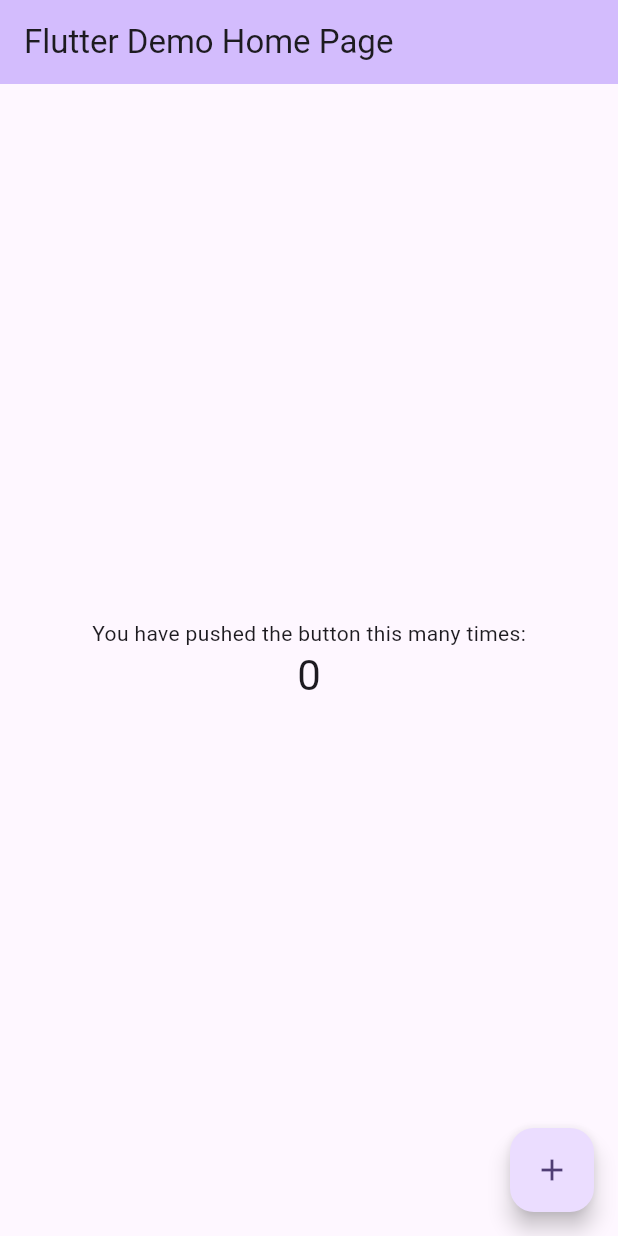
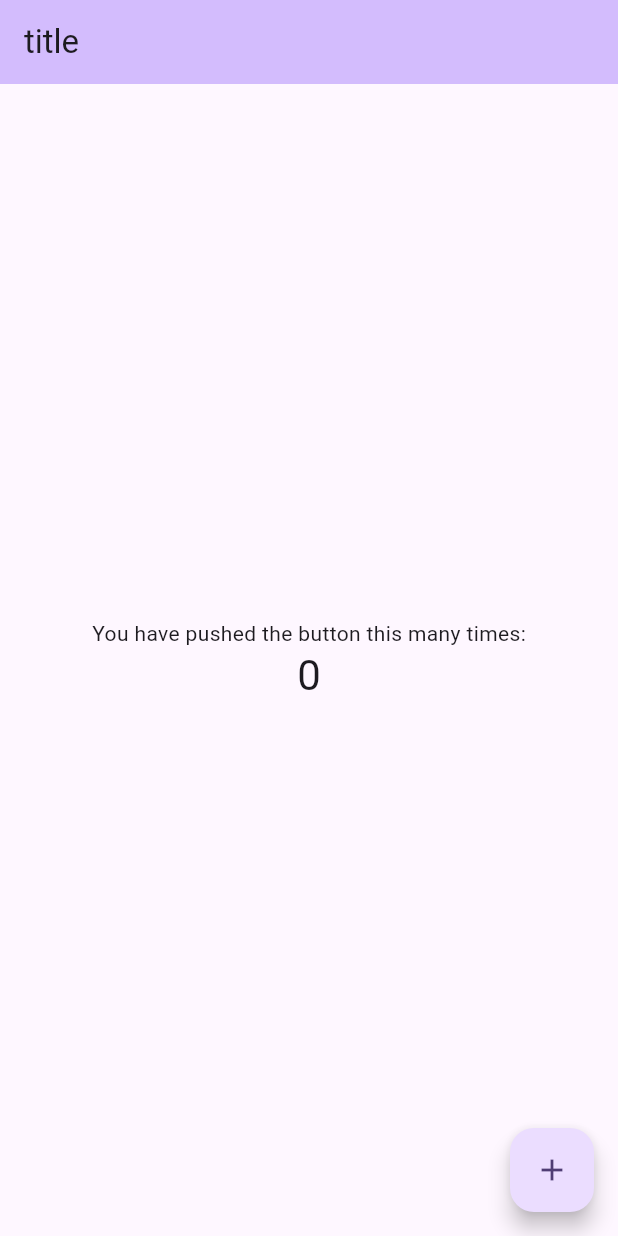
Before and after one commit to parthdasawant/dhiwise_task, a Flutter app: the screen it shows after launch, on a phone screen of 412 x 824 dp. Run offline on Flutter 3.47's test engine with Material 3 defaults, Android fonts, the phone set to English and light mode, and no system bars; our stand-ins replace bloc.

Commit message:
trial after renaming

```diff
--- a/lib/main.dart
+++ b/lib/main.dart
@@ -17,7 +17,7 @@ class MyApp extends StatelessWidget {
         colorScheme: ColorScheme.fromSeed(seedColor: Colors.deepPurple),
         useMaterial3: true,
       ),
-      home: const MyHomePage(title: 'Flutter Demo Home Page'),
+      home: const MyHomePage(title: 'title'),
     );
   }
 }
```
